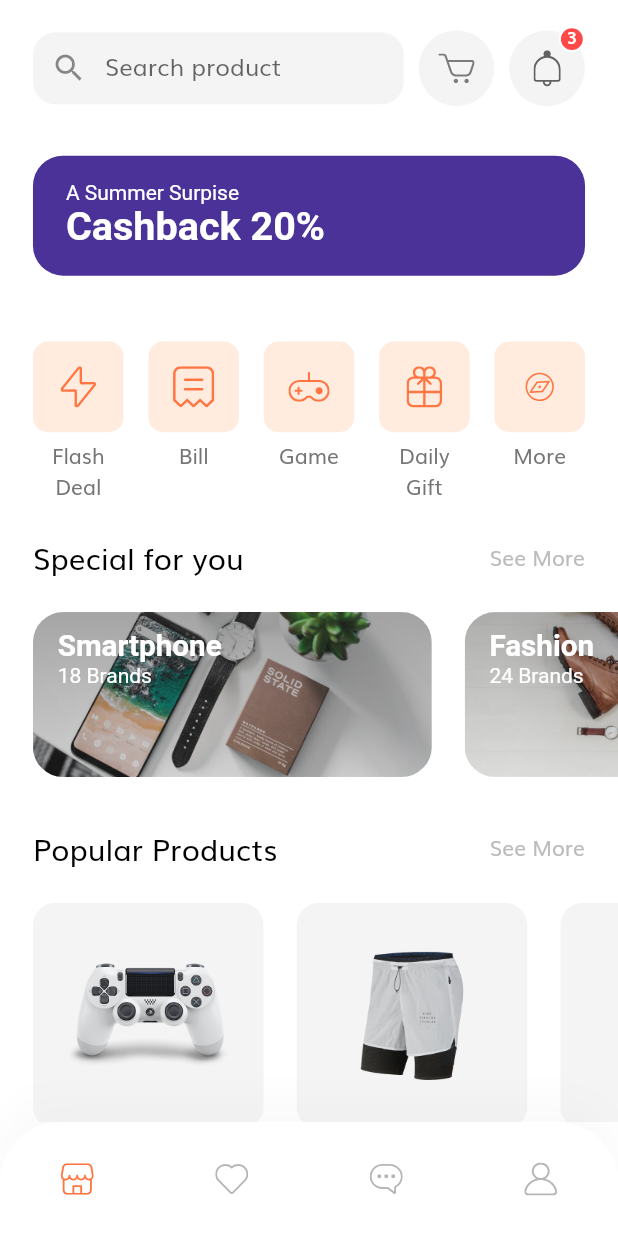
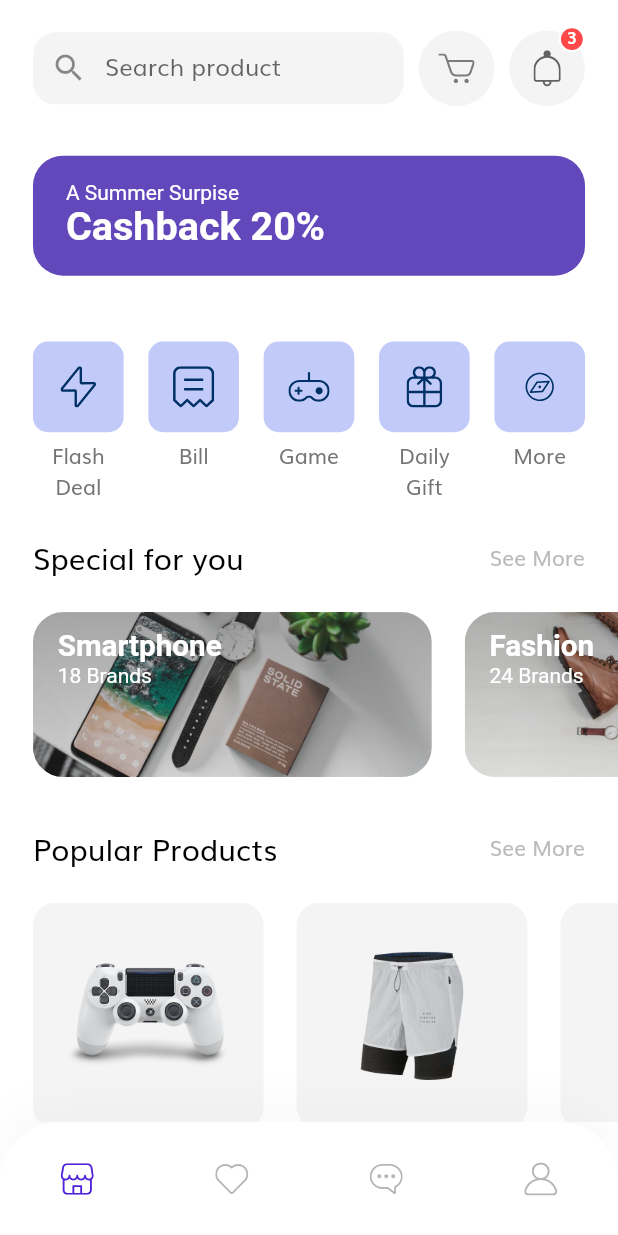
Before and after one commit to SahilSayani/styl2, a Flutter app: the HomeScreen screen opened by its route, on a phone screen of 412 x 824 dp. Run offline on Flutter 3.47's test engine with Material 2 defaults, Android fonts, the phone set to English and light mode, and no system bars; our stand-ins replace flutter_svg.

Commit message:
theme added

```diff
--- a/lib/constants.dart
+++ b/lib/constants.dart
@@ -1,12 +1,12 @@
 import 'package:flutter/material.dart';
 import 'package:shop_app/size_config.dart';
 
-const kPrimaryColor = Color(0xFFFF7643);
+const kPrimaryColor = Color.fromRGBO(81, 35, 216, 1);
 const kPrimaryLightColor = Color(0xFFFFECDF);
 const kPrimaryGradientColor = LinearGradient(
   begin: Alignment.topLeft,
   end: Alignment.bottomRight,
-  colors: [Color(0xFFFFA53E), Color(0xFFFF7643)],
+  colors: [Color.fromARGB(255, 158, 62, 255), Color.fromARGB(255, 80, 23, 167)],
 );
 const kSecondaryColor = Color(0xFF979797);
 const kTextColor = Color(0xFF757575);
--- a/lib/screens/home/components/categories.dart
+++ b/lib/screens/home/components/categories.dart
@@ -55,7 +55,7 @@ class CategoryCard extends StatelessWidget {
               height: getProportionateScreenWidth(55),
               width: getProportionateScreenWidth(55),
               decoration: BoxDecoration(
-                color: Color(0xFFFFECDF),
+                color: Color.fromARGB(255, 194, 202, 249),
                 borderRadius: BorderRadius.circular(10),
               ),
               child: SvgPicture.asset(icon!),
--- a/lib/screens/home/components/discount_banner.dart
+++ b/lib/screens/home/components/discount_banner.dart
@@ -18,7 +18,7 @@ class DiscountBanner extends StatelessWidget {
         vertical: getProportionateScreenWidth(15),
       ),
       decoration: BoxDecoration(
-        color: Color(0xFF4A3298),
+        color: Color.fromARGB(255, 99, 72, 187),
         borderRadius: BorderRadius.circular(20),
       ),
       child: Text.rich(
```
Also changed, not shown: assets/icons/Bill Icon.svg, assets/icons/Discover.svg, assets/icons/Flash Icon.svg, assets/icons/Game Icon.svg, assets/icons/Gift Icon.svg, assets/icons/receipt.svg.
